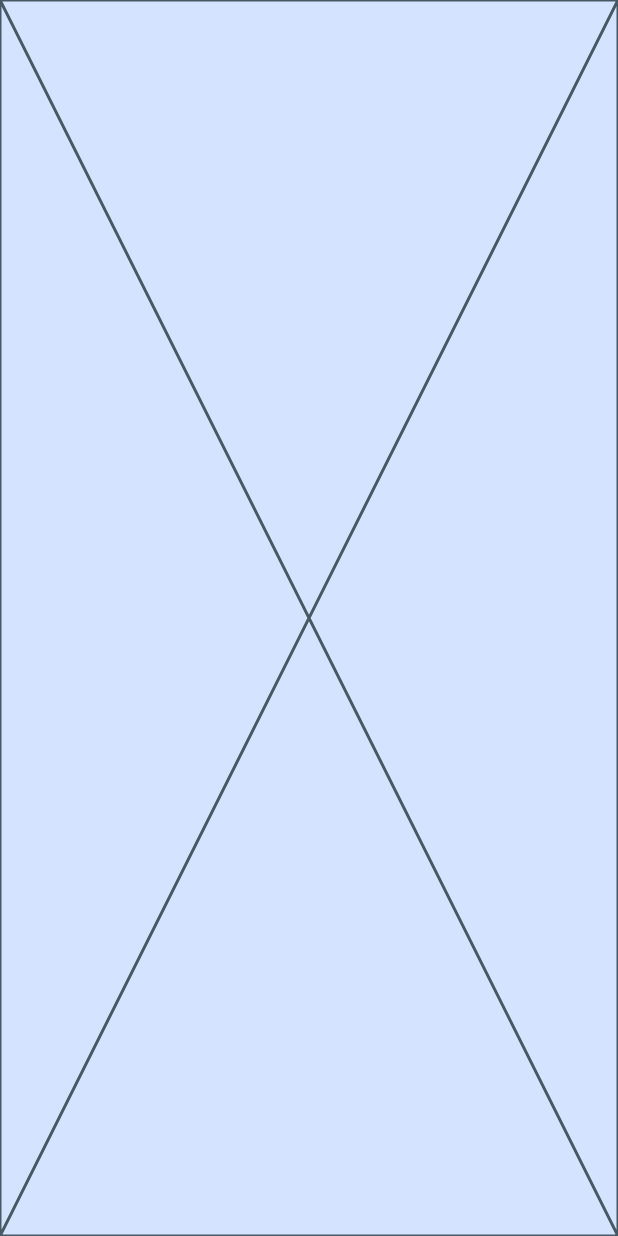
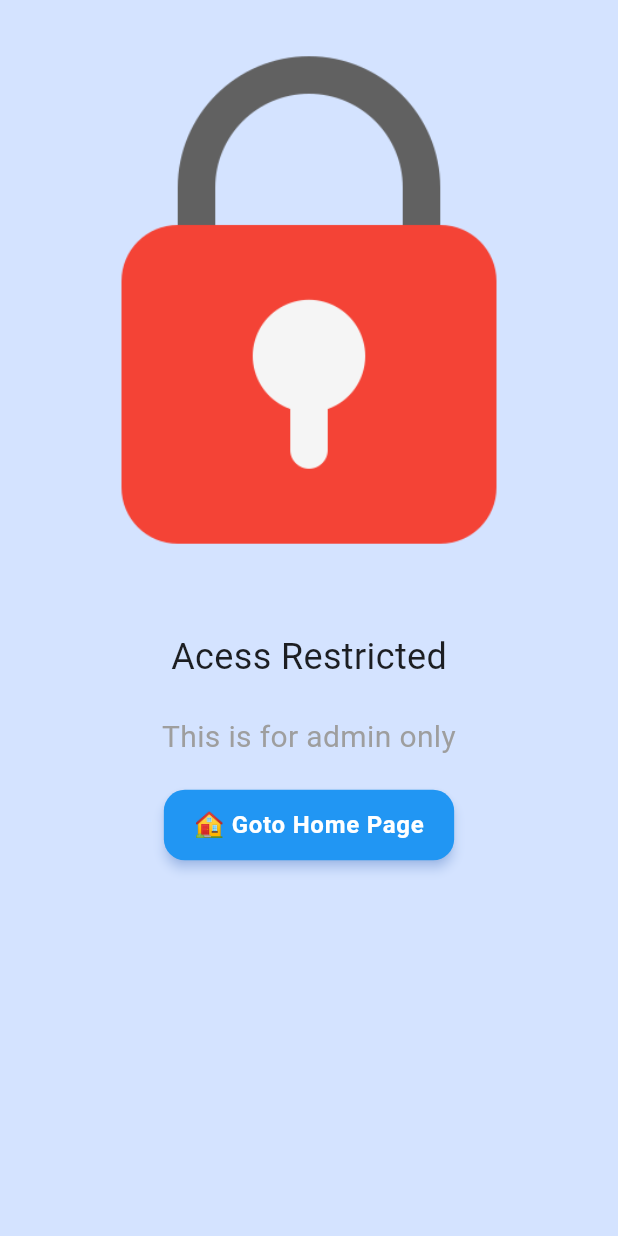
Before and after one commit to monmatprogramer/monk_absence, a Flutter app: the screen it shows after launch, on a phone screen of 412 x 824 dp. Run offline on Flutter 3.47's test engine with Material 3 defaults, Android fonts, the phone set to English and light mode, and no system bars; our stand-ins replace cached_network_image, camera, flutter_cache_manager, get, image_picker, logger and 2 more; missing offline and left inert: gal, google_ml_kit, mobile_scanner, qr_code_tools.

Commit message:
add a screen

```diff
--- a/lib/pages/access_restricted_page.dart
+++ b/lib/pages/access_restricted_page.dart
@@ -1,4 +1,5 @@
 import 'package:flutter/material.dart';
+import 'package:get/get.dart';
 
 class AccessRestrictedPage extends StatelessWidget {
   const AccessRestrictedPage({super.key});
@@ -7,7 +8,57 @@ class AccessRestrictedPage extends StatelessWidget {
   Widget build(BuildContext context) {
     return Scaffold(
       backgroundColor: Theme.of(context).colorScheme.primaryContainer,
-      body: SafeArea(child: Placeholder()),
+      body: SafeArea(
+        child: Center(
+          child: Column(
+            children: [
+              SizedBox(
+                child: Image.asset(
+                  'images/access_restricted.png',
+                  height: 400,
+                  width: 400,
+                  fit: BoxFit.fill,
+                  alignment: Alignment.center,
+                ),
+              ),
+              const SizedBox(height: 20),
+              Text(
+                "Acess Restricted",
+                style: TextStyle(fontSize: 24, color: Colors.black87),
+              ),
+              const SizedBox(height: 20),
+              const Text(
+                "This is for admin only",
+                style: TextStyle(fontSize: 20, color: Colors.grey),
+                textAlign: TextAlign.center,
+              ),
+              const SizedBox(height: 20),
+              ElevatedButton(
+                style: ElevatedButton.styleFrom(
+                  backgroundColor: Colors.blue,
+                  foregroundColor: Colors.white,
+                  elevation: 3,
+                  shadowColor: Colors.blueAccent.withValues(alpha: 0.5),
+                  padding: const EdgeInsets.symmetric(
+                    horizontal: 20,
+                    vertical: 14,
+                  ),
+                  textStyle: const TextStyle(
+                    fontSize: 16,
+                    fontWeight: FontWeight.w600,
+                    letterSpacing: 0.5,
+                  ),
+                  shape: RoundedRectangleBorder(
+                    borderRadius: BorderRadius.circular(14),
+                  ),
+                ),
+                onPressed: () => Get.toNamed('/home'),
+                child: Text("🏠 Goto Home Page"),
+              ),
+            ],
+          ),
+        ),
+      ),
     );
   }
 }
--- a/pubspec.yaml
+++ b/pubspec.yaml
@@ -95,6 +95,7 @@ flutter:
     - images/list_presence.png
     - images/morning_cloud_sun.png
     - images/evening_cloud_sun.png
+    - images/access_restricted.png
 
   # An image asset can refer to one or more resolution-specific "variants", see
   # https://flutter.dev/to/resolution-aware-images
```
Also changed, not shown: images/access_restricted.png (added).
